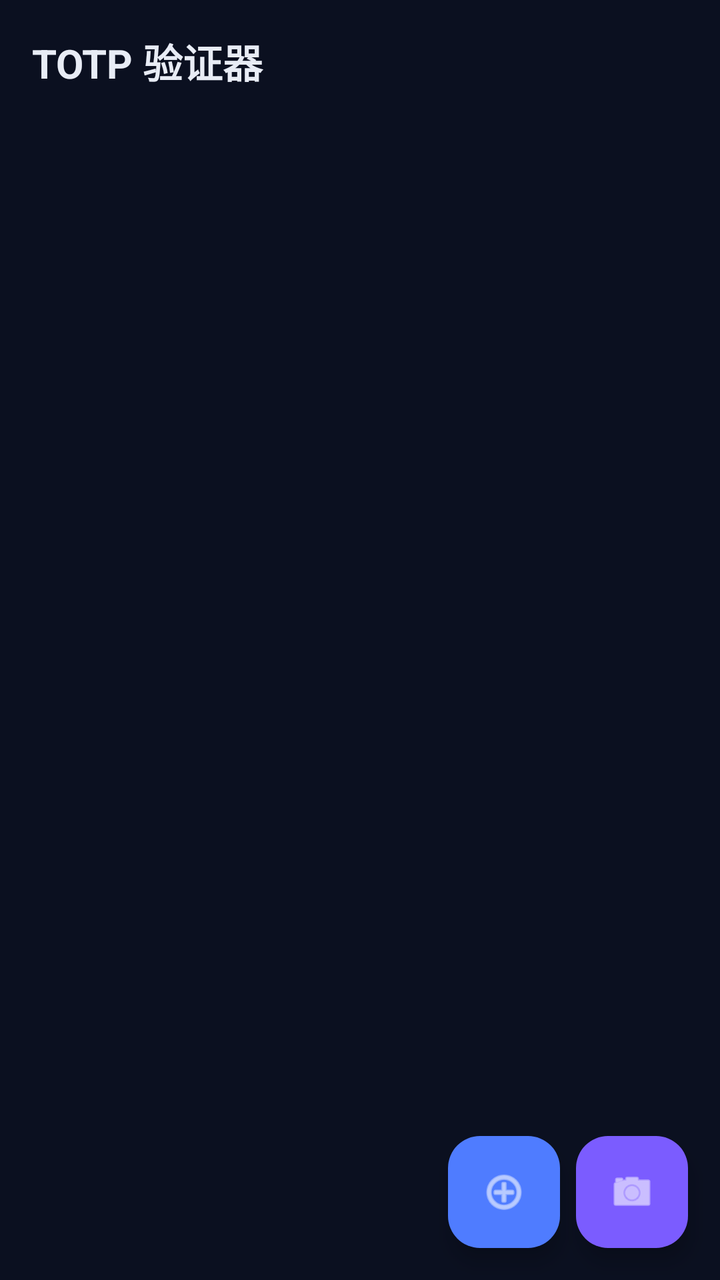
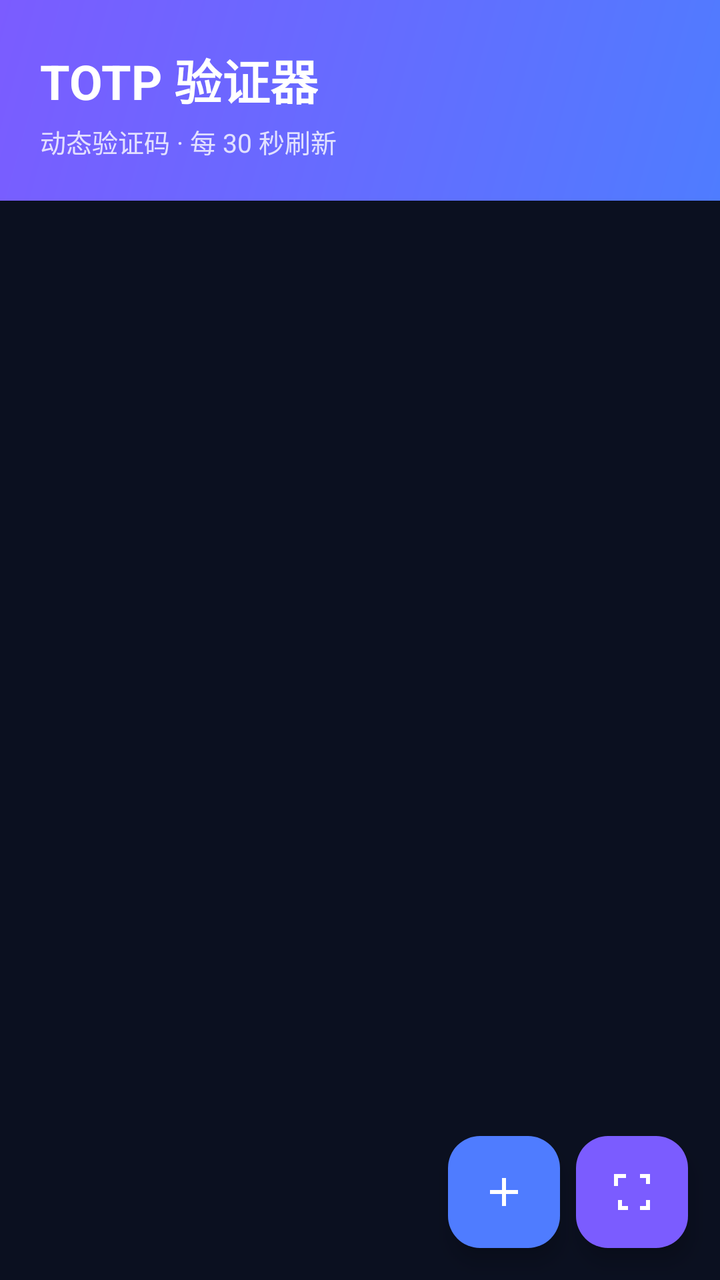

An Android layout rendered at two revisions. The XML below is the earlier revision; the diff shows what the commit changed to produce the second picture.
<!-- AndroidManifest.xml: application theme Theme.Totp -->
<!-- res/layout/activity_main.xml -->
<?xml version="1.0" encoding="utf-8"?>
<androidx.coordinatorlayout.widget.CoordinatorLayout
    xmlns:android="http://schemas.android.com/apk/res/android"
    xmlns:app="http://schemas.android.com/apk/res-auto"
    android:layout_width="match_parent"
    android:layout_height="match_parent"
    android:background="@color/bg">

    <LinearLayout
        android:layout_width="match_parent"
        android:layout_height="match_parent"
        android:orientation="vertical">

        <TextView
            android:layout_width="wrap_content"
            android:layout_height="wrap_content"
            android:text="@string/app_name"
            android:textColor="@color/text"
            android:textSize="20sp"
            android:textStyle="bold"
            android:padding="16dp" />

        <androidx.recyclerview.widget.RecyclerView
            android:id="@+id/recycler"
            android:layout_width="match_parent"
            android:layout_height="0dp"
            android:layout_weight="1"
            android:clipToPadding="false"
            android:padding="8dp" />

    </LinearLayout>

    <com.google.android.material.floatingactionbutton.FloatingActionButton
        android:id="@+id/fabScan"
        android:layout_width="wrap_content"
        android:layout_height="wrap_content"
        android:layout_gravity="bottom|end"
        android:layout_margin="16dp"
        android:src="@android:drawable/ic_menu_camera"
        app:backgroundTint="@color/brand2"
        app:tint="@android:color/white" />

    <com.google.android.material.floatingactionbutton.FloatingActionButton
        android:id="@+id/fabManual"
        android:layout_width="wrap_content"
        android:layout_height="wrap_content"
        android:layout_gravity="bottom|end"
        android:layout_marginEnd="80dp"
        android:layout_marginBottom="16dp"
        android:src="@android:drawable/ic_menu_add"
        app:backgroundTint="@color/brand"
        app:tint="@android:color/white" />

</androidx.coordinatorlayout.widget.CoordinatorLayout>
<!-- resources referenced by this layout -->
<resources>
  <color name="bg">#0b1020</color>
  <color name="brand">#4f7cff</color>
  <color name="brand2">#7b5cff</color>
  <color name="text">#e8ecf5</color>
  <string name="app_name">TOTP 验证器</string>
  <style name="Theme.Totp" parent="Theme.Material3.DayNight.NoActionBar">
          <item name="colorPrimary">@color/brand</item>
          <item name="android:colorBackground">@color/bg</item>
          <item name="android:windowBackground">@color/bg</item>
      </style>
</resources>

<!-- the commit's change to res/layout/activity_main.xml (unified diff, before → after) -->
@@ -11,14 +11,33 @@
         android:layout_height="match_parent"
         android:orientation="vertical">
 
-        <TextView
-            android:layout_width="wrap_content"
+        <LinearLayout
+            android:layout_width="match_parent"
             android:layout_height="wrap_content"
-            android:text="@string/app_name"
-            android:textColor="@color/text"
-            android:textSize="20sp"
-            android:textStyle="bold"
-            android:padding="16dp" />
+            android:orientation="vertical"
+            android:background="@drawable/bg_header"
+            android:paddingStart="20dp"
+            android:paddingEnd="20dp"
+            android:paddingTop="22dp"
+            android:paddingBottom="20dp">
+
+            <TextView
+                android:layout_width="wrap_content"
+                android:layout_height="wrap_content"
+                android:text="@string/app_name"
+                android:textColor="@android:color/white"
+                android:textSize="24sp"
+                android:textStyle="bold" />
+
+            <TextView
+                android:layout_width="wrap_content"
+                android:layout_height="wrap_content"
+                android:text="动态验证码 · 每 30 秒刷新"
+                android:textColor="#CCFFFFFF"
+                android:textSize="13sp"
+                android:layout_marginTop="4dp" />
+
+        </LinearLayout>
 
         <androidx.recyclerview.widget.RecyclerView
             android:id="@+id/recycler"
@@ -36,7 +55,7 @@
         android:layout_height="wrap_content"
         android:layout_gravity="bottom|end"
         android:layout_margin="16dp"
-        android:src="@android:drawable/ic_menu_camera"
+        android:src="@drawable/ic_scan"
         app:backgroundTint="@color/brand2"
         app:tint="@android:color/white" />
 
@@ -47,7 +66,7 @@
         android:layout_gravity="bottom|end"
         android:layout_marginEnd="80dp"
         android:layout_marginBottom="16dp"
-        android:src="@android:drawable/ic_menu_add"
+        android:src="@drawable/ic_add"
         app:backgroundTint="@color/brand"
         app:tint="@android:color/white" />
 
<!-- resource entries referenced after the edit -->
@@ -3,7 +3,33 @@
   <color name="bg">#0b1020</color>
   <color name="brand">#4f7cff</color>
   <color name="brand2">#7b5cff</color>
-  <color name="text">#e8ecf5</color>
+  <!-- drawable bg_header (drawable) -->
+  <shape xmlns:android="http://schemas.android.com/apk/res/android">
+      <gradient
+          android:startColor="#4F7CFF"
+          android:endColor="#7B5CFF"
+          android:angle="135" />
+  </shape>
+  <!-- drawable ic_add (drawable) -->
+  <vector xmlns:android="http://schemas.android.com/apk/res/android"
+      android:width="24dp"
+      android:height="24dp"
+      android:viewportWidth="24"
+      android:viewportHeight="24">
+      <path
+          android:fillColor="#FFFFFFFF"
+          android:pathData="M11,5h2v6h6v2h-6v6h-2v-6H5v-2h6V5z" />
+  </vector>
+  <!-- drawable ic_scan (drawable) -->
+  <vector xmlns:android="http://schemas.android.com/apk/res/android"
+      android:width="24dp"
+      android:height="24dp"
+      android:viewportWidth="24"
+      android:viewportHeight="24">
+      <path
+          android:fillColor="#FFFFFFFF"
+          android:pathData="M3,3h6v2H5v4H3V3zM16,3h5v5h-2V5h-3V3zM19,16v3h-3v2h5v-5zM5,16v5h5v-2H7v-3H5z" />
+  </vector>
   <string name="app_name">TOTP 验证器</string>
   <style name="Theme.Totp" parent="Theme.Material3.DayNight.NoActionBar">
           <item name="colorPrimary">@color/brand</item>
